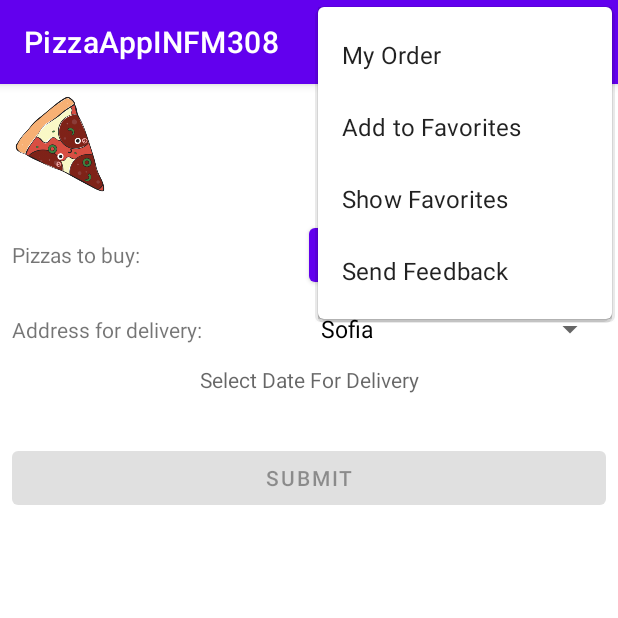
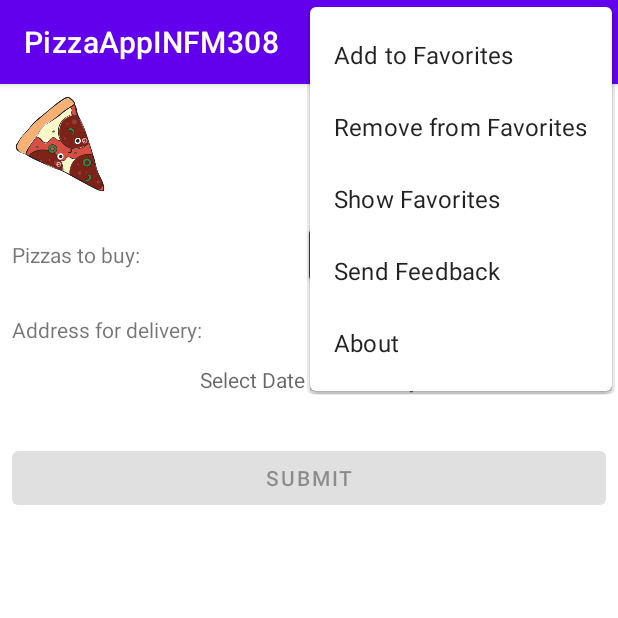
Before and after one commit to aleksgeyman/pizza-app, an Android app: the PizzaOrderActivity screen opened directly, with no data from a screen before it, with the options menu open, on a phone screen of 412 x 824 dp, the top half of it. Run offline under Robolectric (Android 15) with nearby library versions, the phone set to English and light mode, and no system bars.

Commit message:
Added logic to send notification for successful order.

```diff
--- a/app/src/main/java/com/example/f102258/pizzaOrder/PizzaOrderActivity.kt
+++ b/app/src/main/java/com/example/f102258/pizzaOrder/PizzaOrderActivity.kt
@@ -1,8 +1,14 @@
 package com.example.f102258.pizzaOrder
 
 import android.app.ActivityManager
+import android.app.NotificationChannel
+import android.app.NotificationManager
+import android.app.PendingIntent
+import android.app.PendingIntent.FLAG_IMMUTABLE
 import android.content.Context
 import android.content.Intent
+import android.graphics.BitmapFactory
+import android.os.Build
 import androidx.appcompat.app.AppCompatActivity
 import android.os.Bundle
 import android.util.Log
@@ -12,12 +18,21 @@ import android.widget.Button
 import android.widget.TextView
 import androidx.activity.viewModels
 import androidx.appcompat.app.AlertDialog
+import androidx.core.app.NotificationCompat
+import androidx.core.app.NotificationManagerCompat
 import com.example.f102258.R
 import com.example.f102258.data.DatabaseHandler
 import com.example.f102258.helpers.PizzaOrderHelper
+import com.example.f102258.pizzasList.PizzasListActivity
 import com.example.f102258.services.PlaySoundService
+import kotlin.random.Random
 
 class PizzaOrderActivity : AppCompatActivity() {
+    companion object {
+        const val channelId = "Notification channel id"
+        const val channelDescription = "Notification channel description here"
+    }
+
     private val viewModel by viewModels<PizzaOrderViewModel> {
         PizzaOrderViewModelFactory(this)
     }
@@ -34,6 +49,7 @@ class PizzaOrderActivity : AppCompatActivity() {
         configurePizzaView()
         configureButtons()
         configureTextViews()
+        createNotificationChannel()
     }
 
     override fun onDestroy() {
@@ -51,6 +67,9 @@ class PizzaOrderActivity : AppCompatActivity() {
         when (item.itemId) {
             R.id.menu_add_to_fav -> {
                 viewModel.addPizzaToFavorite(this)
+            }
+            R.id.menu_remove_from_fav -> {
+                viewModel.removePizzaFromFavorite(this)
             }
             R.id.menu_show_fav -> {
                 val pizzas = DatabaseHandler(this).getPizzas()
@@ -99,7 +118,9 @@ class PizzaOrderActivity : AppCompatActivity() {
         removePizzaButton = findViewById(R.id.decrement_button)
         removePizzaButton.setOnClickListener { viewModel.removePizza() }
         submitOrderButton = findViewById(R.id.submit_button)
-        submitOrderButton.setOnClickListener { showAlert() }
+        submitOrderButton.setOnClickListener {
+            showAlert()
+        }
     }
 
     private fun showAlert() {
@@ -107,12 +128,36 @@ class PizzaOrderActivity : AppCompatActivity() {
         alertDialog.setTitle(getString(R.string.confirm_dialog_title))
         alertDialog.setMessage(getString(R.string.confirm_dialog_message))
         alertDialog.setPositiveButton(getString(R.string.confirm_dialog_yes)) { _, _ ->
-            viewModel.addPizza()
             startService()
+            sendNotification()
         }
         alertDialog.setNegativeButton(getString(R.string.confirm_dialog_no)) { _, _ -> }
         alertDialog.setCancelable(false)
         alertDialog.show()
+    }
+
+    private fun sendNotification() {
+        val builder = NotificationCompat.Builder(this, Companion.channelId)
+            .setSmallIcon(R.drawable.ic_notification_icon)
+            .setContentTitle(getString(R.string.app_title))
+            .setContentText(getString(R.string.confirm_order))
+            .setPriority(NotificationCompat.PRIORITY_DEFAULT)
+            .setAutoCancel(true)
+        with(NotificationManagerCompat.from(this)) {
+            notify((0..2147483647).random(), builder.build())
+        }
+    }
+
+    private fun createNotificationChannel() {
+            val name = channelId
+            val descriptionText = channelDescription
+            val importance = NotificationManager.IMPORTANCE_DEFAULT
+            val channel = NotificationChannel(channelId, name, importance).apply {
+                description = descriptionText
+            }
+            val notificationManager: NotificationManager =
+                getSystemService(Context.NOTIFICATION_SERVICE) as NotificationManager
+            notificationManager.createNotificationChannel(channel)
     }
 
     private fun isServiceRunning(serviceClass: Class<*>): Boolean {
--- /dev/null
+++ b/app/src/main/res/drawable-anydpi/ic_notification_icon.xml
@@ -0,0 +1,15 @@
+<vector xmlns:android="http://schemas.android.com/apk/res/android"
+    android:width="24dp"
+    android:height="24dp"
+    android:viewportWidth="24"
+    android:viewportHeight="24"
+    android:tint="#FFFFFF">
+  <group android:scaleX="0.92"
+      android:scaleY="0.92"
+      android:translateX="0.96"
+      android:translateY="0.96">
+    <path
+        android:fillColor="@android:color/white"
+        android:pathData="M10.01,21.01c0,1.1 0.89,1.99 1.99,1.99s1.99,-0.89 1.99,-1.99h-3.98zM18.88,16.82L18.88,11c0,-3.25 -2.25,-5.97 -5.29,-6.69v-0.72C13.59,2.71 12.88,2 12,2s-1.59,0.71 -1.59,1.59v0.72C7.37,5.03 5.12,7.75 5.12,11v5.82L3,18.94L3,20h18v-1.06l-2.12,-2.12zM16,13.01h-3v3h-2v-3L8,13.01L8,11h3L11,8h2v3h3v2.01z"/>
+  </group>
+</vector>
--- a/app/src/main/res/menu/main_menu.xml
+++ b/app/src/main/res/menu/main_menu.xml
@@ -3,12 +3,12 @@
     xmlns:app="http://schemas.android.com/apk/res-auto">
 
     <item
-        android:id="@+id/menu_order"
-        android:title="@string/menu_my_order"
+        android:id="@+id/menu_add_to_fav"
+        android:title="@string/menu_add_to_favorites"
         app:showAsAction="never" />
     <item
-        android:id="@+id/menu_add_to_fav"
-        android:title="@string/menu_add_to_favorites"
+        android:id="@+id/menu_remove_from_fav"
+        android:title="@string/menu_remove_from_favorites"
         app:showAsAction="never" />
     <item
         android:id="@+id/menu_show_fav"
@@ -18,5 +18,9 @@
         android:id="@+id/menu_send_feedback"
         android:title="@string/menu_send_feedback"
         app:showAsAction="never" />
+    <item
+        android:id="@+id/menu_about"
+        android:title="@string/menu_about"
+        app:showAsAction="never" />
 
 </menu>
--- a/app/src/main/res/values/strings.xml
+++ b/app/src/main/res/values/strings.xml
@@ -10,14 +10,17 @@
     <string name="address_text">Address for delivery:</string>
     <string name="select_date_title">Select Date For Delivery</string>
     <string name="submit_button_title">SUBMIT</string>
-    <string name="menu_my_order">My Order</string>
     <string name="menu_add_to_favorites">Add to Favorites</string>
     <string name="menu_show_favorites">Show Favorites</string>
     <string name="menu_send_feedback">Send Feedback</string>
+    <string name="menu_about">About</string>
     <string name="confirm_dialog_title">Confirm Order</string>
     <string name="confirm_dialog_message">Is your order ready?</string>
     <string name="confirm_dialog_yes">Yes</string>
     <string name="confirm_dialog_no">No</string>
+    <string name="menu_remove_from_favorites">Remove from Favorites</string>
+    <string name="confirm_order">Your Order is Confirmed.</string>
+    <string name="app_title">Pizza Order App</string>
     <string-array name="cities_array">
         <item>Sofia</item>
         <item>Plovdiv</item>
```
Also changed, not shown: app/src/main/java/com/example/f102258/pizzaOrder/PizzaOrderViewModel.kt (+8 -0 lines), app/src/main/res/drawable-hdpi/ic_notification_icon.png (added), app/src/main/res/drawable-mdpi/ic_notification_icon.png (added), app/src/main/res/drawable-xhdpi/ic_notification_icon.png (added), app/src/main/res/drawable-xxhdpi/ic_notification_icon.png (added).
